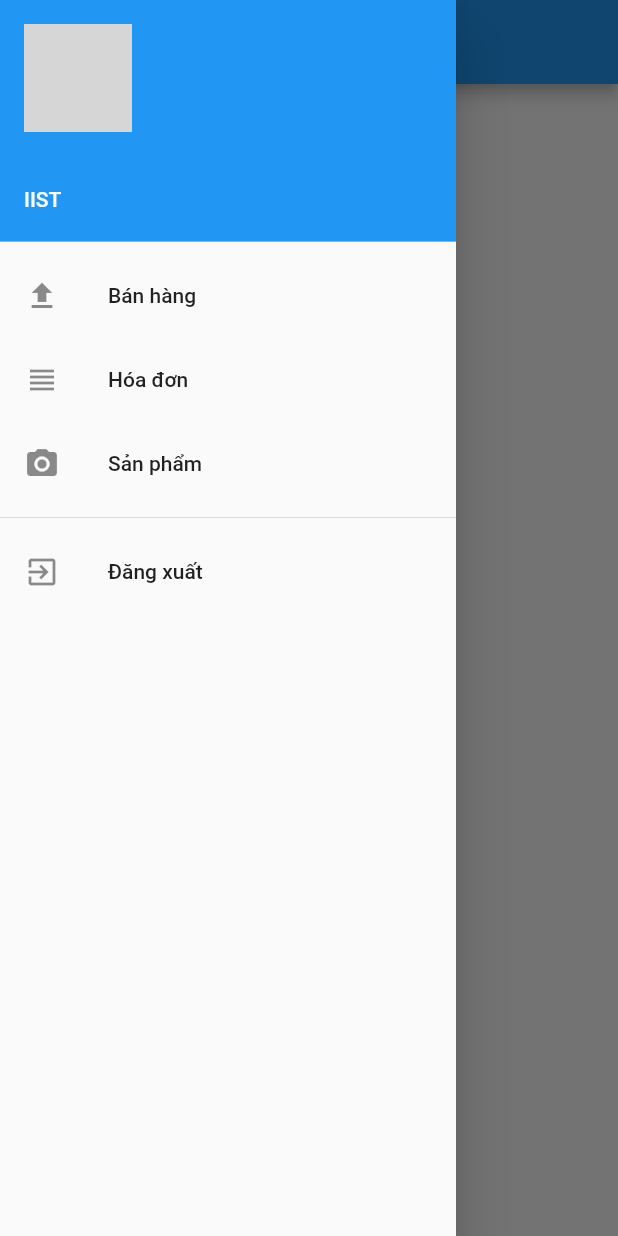
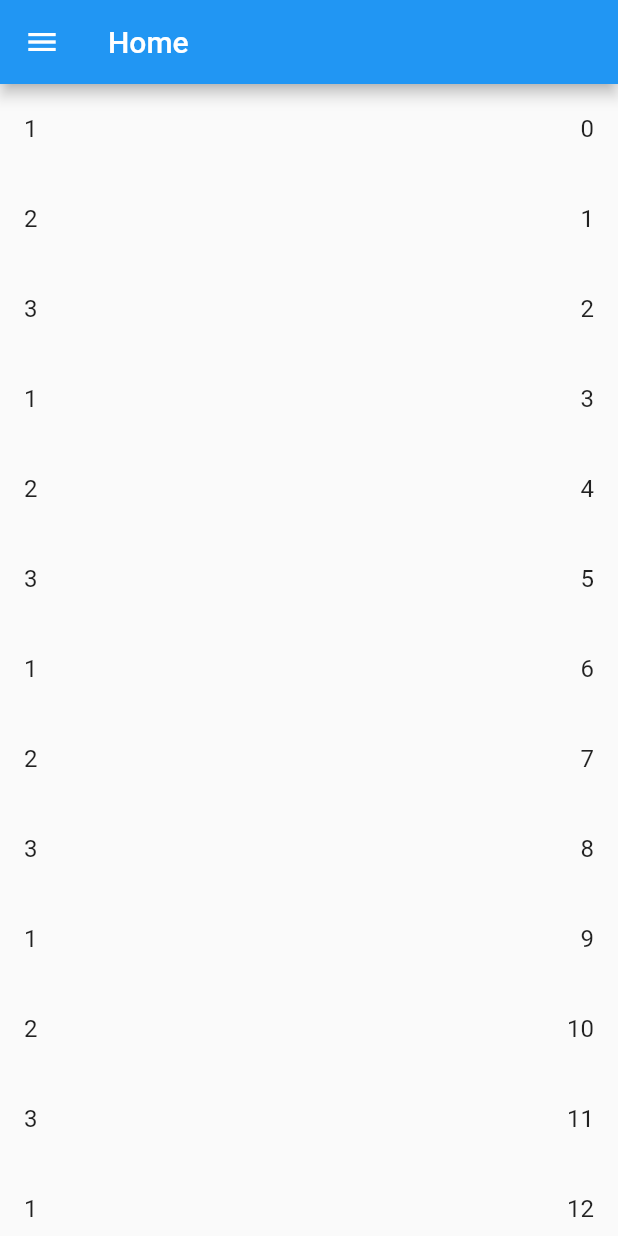
Before and after one commit to NguyenVanTrieu/flutter-demo, a Flutter app: the PageContainer screen opened directly, in the side drawer, after a tap on "Sản phẩm", on a phone screen of 412 x 824 dp. Run offline on Flutter 3.47's test engine with Material 2 defaults, Android fonts, the phone set to English and light mode, and no system bars; our stand-ins replace flutter_secure_storage, rxdart; missing offline and left inert: oauth2; accounts and stored records are empty; network calls fail; grey boxes are pictures that could not be loaded.

Commit message:
List product coding

```diff
--- a/lib/src/application.dart
+++ b/lib/src/application.dart
@@ -1,6 +1,7 @@
 
 import 'package:demo_flutter_app/src/module/home/home_page.dart';
 import 'package:demo_flutter_app/src/module/login/login_page.dart';
+import 'package:demo_flutter_app/src/module/product/product_list_page.dart';
 import 'package:flutter/material.dart';
 
 class Application extends StatelessWidget {
@@ -15,8 +16,8 @@ class Application extends StatelessWidget {
       initialRoute: '/',
       routes: <String, WidgetBuilder>{
         '/': (context) => LoginPageWidget(),
-        '/sign-in': (context) => null,
-        '/home': (context) => HomePage(),
+        '/product': (context) => ProductListWidget(),
+        '/sell': (context) => HomePage(),
       },
     );
   }
--- a/lib/src/module/login/login_page.dart
+++ b/lib/src/module/login/login_page.dart
@@ -39,7 +39,7 @@ class _LoginPageBodyState extends State<_LoginPageBody> {
 
     loginBloc.processEventStream.listen((event) {
       if (event is LoginSuccessEvent) {
-        Navigator.pushReplacementNamed(context, '/home');
+        Navigator.pushReplacementNamed(context, '/product');
       }
 
       if (event is LoginFailEvent) {
--- /dev/null
+++ b/lib/src/module/product/product_list_bloc.dart
@@ -0,0 +1,11 @@
+import 'package:demo_flutter_app/src/base/base_bloc.dart';
+import 'package:demo_flutter_app/src/base/base_event.dart';
+
+class ProductListBloc extends BaseBloc {
+
+  @override
+  void dispatchEvent(BaseEvent event) {
+    // TODO: implement dispatchEvent
+  }
+
+}
--- /dev/null
+++ b/lib/src/module/product/product_list_page.dart
@@ -0,0 +1,72 @@
+import 'package:demo_flutter_app/src/base/base_widget.dart';
+import 'package:demo_flutter_app/src/module/product/product_list_bloc.dart';
+import 'package:flutter/material.dart';
+import 'package:provider/provider.dart';
+
+class ProductListWidget extends StatelessWidget {
+  @override
+  Widget build(BuildContext context) {
+    return PageContainer(
+      title: "Home",
+      providers: [
+        ChangeNotifierProvider(builder: (context) => ProductListBloc()),
+      ],
+      child: _ProductListBody(),
+    );
+  }
+}
+
+class _ProductListBody extends StatelessWidget {
+  final List<String> _products = [
+    "1",
+    "2",
+    "3",
+    "1",
+    "2",
+    "3",
+    "1",
+    "2",
+    "3",
+    "1",
+    "2",
+    "3",
+    "1",
+    "2",
+    "3"
+  ];
+  @override
+  Widget build(BuildContext context) {
+    return Container(
+      constraints: BoxConstraints.expand(),
+      child: ListView.builder(
+        itemCount: _products.length,
+        itemBuilder: (context, index) {
+          return _buildRow(_products[index], index);
+        },
+      ),
+    );
+  }
+
+  Widget _buildRow(var product, var index) {
+    return InkWell(
+      onTap: () {},
+      child: Container(
+        margin: EdgeInsets.fromLTRB(16, 0, 16, 0),
+        height: 60,
+        child: Row(
+          mainAxisAlignment: MainAxisAlignment.spaceBetween,
+          children: <Widget>[
+            Text(
+              product,
+              style: TextStyle(fontSize: 16),
+            ),
+            Text(
+              index.toString(),
+              style: TextStyle(fontSize: 16),
+            ),
+          ],
+        ),
+      ),
+    );
+  }
+}
--- a/lib/src/shared/widget/drawer_menu.dart
+++ b/lib/src/shared/widget/drawer_menu.dart
@@ -26,7 +26,7 @@ class DrawerMenu extends StatelessWidget {
           ),
           ListTile(
             onTap: (){
-
+              Navigator.pushReplacementNamed(context, '/product');
             },
             title: Text("Sản phẩm"),
             leading: Icon(Icons.photo_camera),
```
